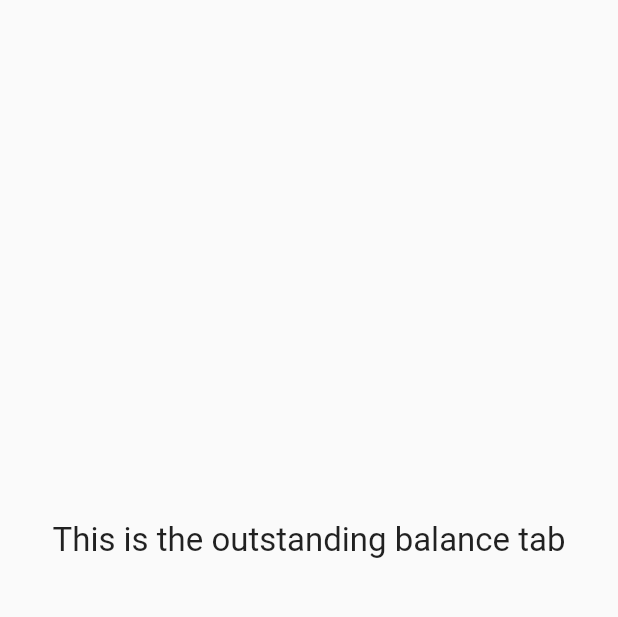
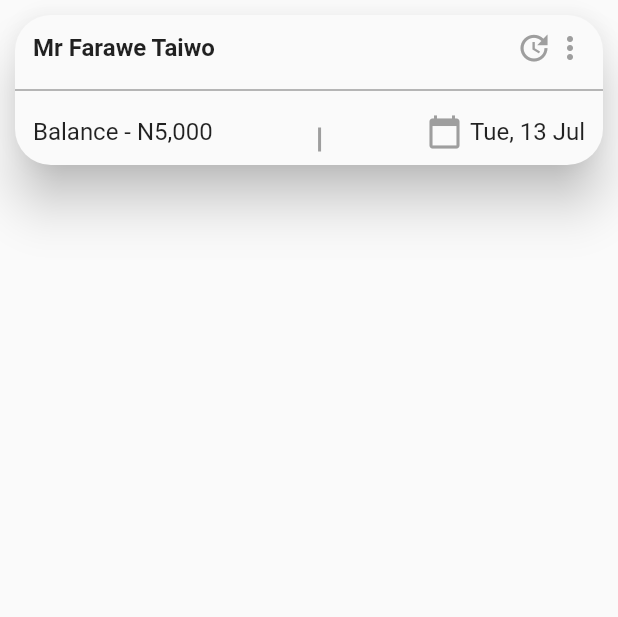
Before and after one commit to farawehassan/bizgiene_limited, a Flutter app: the CustomerPage screen opened by its route, on a phone screen of 412 x 824 dp, the part 156-773 px from its top. Run offline on Flutter 3.47's test engine with Material 2 defaults, Android fonts, the phone set to English and light mode, and no system bars; our stand-ins replace dynamic_theme, flutter_money_formatter, flutter_typeahead, fluttertoast, font_awesome_flutter, google_fonts and 5 more; missing offline and left inert: esc_pos_printer, flutter_sparkline, folding_cell; accounts and stored records are empty; project files that could hold a hidden picture were left out.

Commit message:
Commit 1 changes from Moyo PC

```diff
--- a/lib/ui/navs/customers/customer_page.dart
+++ b/lib/ui/navs/customers/customer_page.dart
@@ -1,5 +1,7 @@
 import 'package:flutter/material.dart';
 import 'package:gradient_app_bar/gradient_app_bar.dart';
+
+import 'outstanding_balance_customers.dart';
 
 class CustomerPage extends StatefulWidget {
 
@@ -18,9 +20,9 @@ class _CustomerPageState extends State<CustomerPage> with SingleTickerProviderSt
 
   final List<Widget> _children = [
     //ReceivedSupply(),
-    //SupplyInProgress()
+    OutstandingBalance(),
     Container(child: Center(child: Text('This is the outstanding balance tab', style: const TextStyle(fontSize: 22),),),),
-    Container(child: Center(child: Text('This is the all customers tab', style: const TextStyle(fontSize: 22),),),),
+    //Container(child: Center(child: Text('This is the all customers tab', style: const TextStyle(fontSize: 22),),),),
   ];
 
   TabController _tabController;
--- /dev/null
+++ b/lib/ui/navs/customers/outstanding_balance_customers.dart
@@ -0,0 +1,123 @@
+import 'package:bizgienelimited/utils/reusable_card.dart';
+import 'package:flutter/cupertino.dart';
+import 'package:flutter/material.dart';
+
+class OutstandingBalance extends StatefulWidget {
+
+  static const String id = 'outstanding_balance_customers_page';
+
+  @override
+  _OutstandingBalanceState createState() => _OutstandingBalanceState();
+}
+
+class _OutstandingBalanceState extends State<OutstandingBalance> {
+  @override
+  Widget build(BuildContext context) {
+    return Column(
+      children: <Widget>[
+        Container(
+          height: 100,
+          margin: const EdgeInsets.all(10.0),
+          child: Material(
+            elevation: 14.0,
+            borderRadius: BorderRadius.circular(24.0),
+            child: Column(
+              mainAxisAlignment: MainAxisAlignment.spaceBetween,
+              children: <Widget>[
+                Container(
+                  padding: const EdgeInsets.only(top: 10.0, left: 12.0, right: 10.0),
+                  child: Row(
+                    mainAxisAlignment: MainAxisAlignment.spaceBetween,
+                    children: <Widget>[
+                      Text(
+                        "Mr Farawe Taiwo",
+                        style: TextStyle(
+                          fontWeight: FontWeight.bold,
+                          fontSize: 16,
+                        ),
+                      ),
+                      Row(
+                        children: <Widget>[
+                          GestureDetector(
+                            onTap: (){},
+                            child: Icon(
+                              Icons.update,
+                              color: Colors.grey[500],
+                            ),
+                          ),
+                          GestureDetector(
+                            onTap: (){},
+                            child: Icon(
+                              Icons.more_vert,
+                              color: Colors.grey[500],
+                            ),
+                          ),
+                        ],
+                      )
+                    ],
+                  ),
+                ),
+                Container(
+                  height: 1.0,
+                  color: Colors.grey[500],
+                ),
+                Row(
+                  mainAxisAlignment: MainAxisAlignment.spaceBetween,
+                  children: <Widget>[
+                    Align(
+                      alignment: Alignment.centerLeft,
+                      child: Padding(
+                        padding: const EdgeInsets.only(bottom: 10.0, left: 12.0,),
+                        child: Text(
+                          "Balance - N5,000",
+                          style: TextStyle(
+                            fontWeight: FontWeight.normal,
+                            fontSize: 16,
+                          ),
+                        ),
+                      ),
+                    ),
+                    Flexible(
+                      child: Container(
+                        width: 2,
+                        child: Text(''),
+                        color: Colors.grey,
+                      ),
+                    ),
+                    Align(
+                      alignment: Alignment.centerRight,
+                      child: Padding(
+                        padding: const EdgeInsets.only(bottom: 10.0, right: 12.0,),
+                        child: Row(
+                          children: <Widget>[
+                            GestureDetector(
+                              onTap: (){},
+                              child: Icon(
+                                Icons.calendar_today,
+                                color: Colors.grey[500],
+                              ),
+                            ),
+                            Padding(
+                              padding: const EdgeInsets.only(left: 5),
+                              child: Text(
+                                "Tue, 13 Jul",
+                                style: TextStyle(
+                                  fontWeight: FontWeight.normal,
+                                  fontSize: 16,
+                                ),
+                              ),
+                            ),
+                          ],
+                        ),
+                      ),
+                    )
+                  ],
+                )
+              ],
+            ),
+          ),
+        ),
+      ],
+    );
+  }
+}
--- a/lib/utils/reusable_card.dart
+++ b/lib/utils/reusable_card.dart
@@ -45,7 +45,6 @@ class ProfileCard extends StatelessWidget {
     return Material(
       elevation: 14.0,
       borderRadius: BorderRadius.circular(24.0),
-      shadowColor: Color(0xFF004C7F),
       child: Padding(
         padding: const EdgeInsets.all(8.0),
         child: cardChild,
```
Also changed, not shown: lib/bloc/future_values.dart (+64 -1 lines), lib/ui/navs/customers/all_customers.dart (added, +23 -0 lines), lib/ui/navs/supplies/received_supply.dart (+7 -7 lines).
